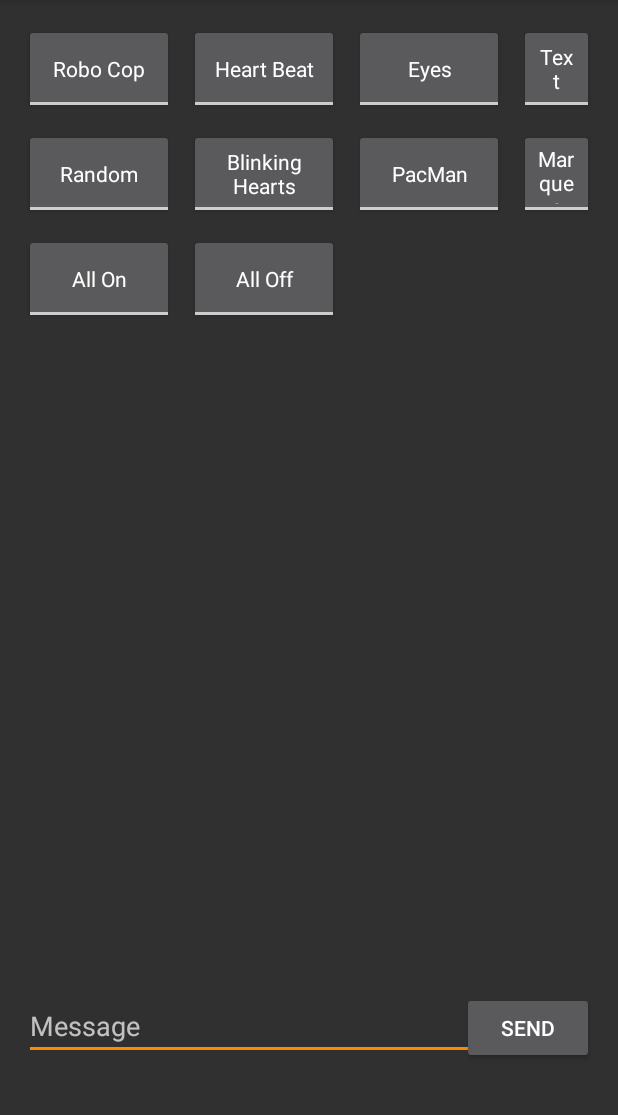
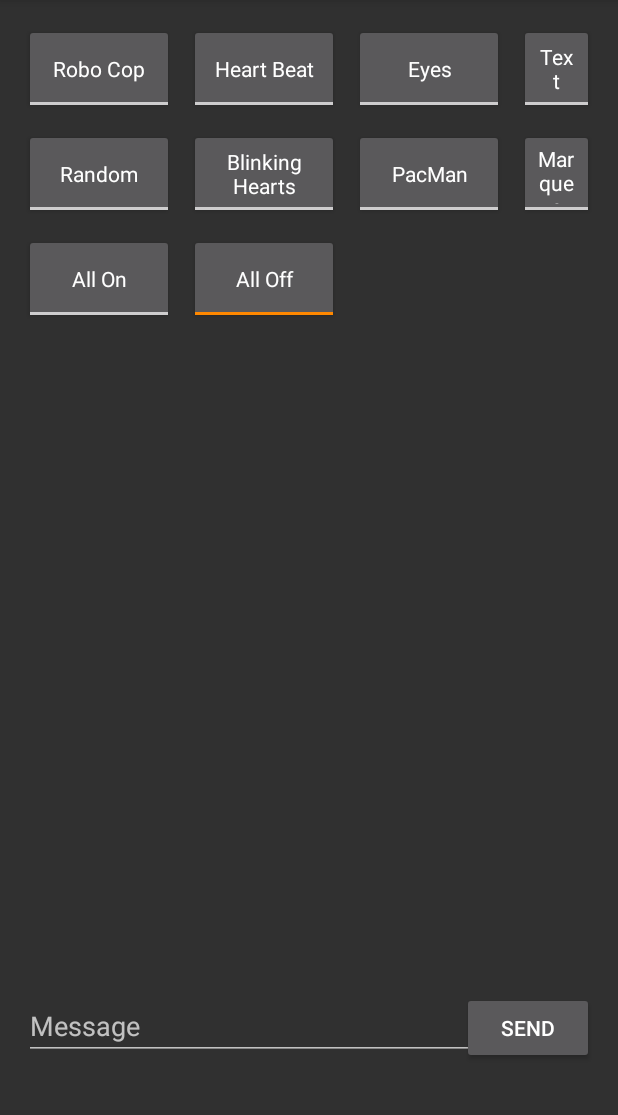
Before and after one commit to dsarmiento/DaftPunk, an Android app: the screen it shows after launch (ControllerMain), on a phone screen of 412 x 824 dp, the part 84-1199 px from its top. Run offline under Robolectric (Android 15) with nearby library versions, the phone set to English and light mode, and no system bars.

Commit message:
Added buttons to LL, and made text not focus on startup

```diff
--- a/DaftController/app/src/main/java/com/dsarmiento/daftcontroller/ControllerMain.java
+++ b/DaftController/app/src/main/java/com/dsarmiento/daftcontroller/ControllerMain.java
@@ -24,6 +24,9 @@ public class ControllerMain extends AppCompatActivity {
         final ToggleButton whiteNoise = (ToggleButton) findViewById(R.id.whiteNoise);
         final ToggleButton marqueeText = (ToggleButton) findViewById(R.id.marqueeText);
         final ToggleButton staticText = (ToggleButton) findViewById(R.id.staticText);
+        final ToggleButton pacMan = (ToggleButton) findViewById(R.id.pacMan);
+        final ToggleButton allOn = (ToggleButton) findViewById(R.id.allOn);
+        final ToggleButton allOff = (ToggleButton) findViewById(R.id.allOff);
 
         toggleButtons.add(roboCop);
         toggleButtons.add(heartBeat);
@@ -32,6 +35,9 @@ public class ControllerMain extends AppCompatActivity {
         toggleButtons.add(whiteNoise);
         toggleButtons.add(marqueeText);
         toggleButtons.add(staticText);
+        toggleButtons.add(pacMan);
+        toggleButtons.add(allOn);
+        toggleButtons.add(allOff);
 
         roboCop.setOnCheckedChangeListener(new CompoundButton.OnCheckedChangeListener() {
             public void onCheckedChanged(CompoundButton buttonView, boolean isChecked) {
@@ -88,6 +94,30 @@ public class ControllerMain extends AppCompatActivity {
                 }
             }
         });
+
+        pacMan.setOnCheckedChangeListener(new CompoundButton.OnCheckedChangeListener() {
+            public void onCheckedChanged(CompoundButton buttonView, boolean isChecked) {
+                if (isChecked) {
+                    turnOff(pacMan);
+                }
+            }
+        });
+
+        allOn.setOnCheckedChangeListener(new CompoundButton.OnCheckedChangeListener() {
+            public void onCheckedChanged(CompoundButton buttonView, boolean isChecked) {
+                if (isChecked) {
+                    turnOff(allOn);
+                }
+            }
+        });
+
+        allOff.setOnCheckedChangeListener(new CompoundButton.OnCheckedChangeListener() {
+            public void onCheckedChanged(CompoundButton buttonView, boolean isChecked) {
+                if (isChecked) {
+                    turnOff(allOff);
+                }
+            }
+        });
     }
 
     private void turnOff(ToggleButton toggle)
--- a/DaftController/app/src/main/res/layout/activity_controller_main.xml
+++ b/DaftController/app/src/main/res/layout/activity_controller_main.xml
@@ -8,6 +8,8 @@
     android:paddingLeft="@dimen/activity_horizontal_margin"
     android:paddingRight="@dimen/activity_horizontal_margin"
     android:paddingTop="@dimen/activity_vertical_margin"
+    android:descendantFocusability="beforeDescendants"
+    android:focusableInTouchMode="true"
     tools:context="com.dsarmiento.daftcontroller.ControllerMain">
 
     <ToggleButton
@@ -85,7 +87,7 @@
     <ToggleButton
         android:layout_width="100dp"
         android:layout_height="60dp"
-        android:id="@+id/toggleButton3"
+        android:id="@+id/pacMan"
         style="@style/AppTheme"
         android:layout_alignTop="@+id/marqueeText"
         android:layout_alignStart="@+id/blinkingEyes"
@@ -107,18 +109,6 @@
     <ToggleButton
         android:layout_width="100dp"
         android:layout_height="60dp"
-        android:layout_marginTop="10dp"
-        android:id="@+id/allOn"
-        style="@style/AppTheme"
-        android:layout_below="@+id/whiteNoise"
-        android:layout_alignParentStart="true"
-        android:textOff="@string/all_on"
-        android:textOn="@string/all_on"
-        android:text="@string/all_on" />
-
-    <ToggleButton
-        android:layout_width="100dp"
-        android:layout_height="60dp"
         android:id="@+id/allOff"
         android:layout_alignBottom="@+id/allOn"
         android:layout_alignTop="@+id/allOn"
@@ -126,7 +116,8 @@
         android:textOff="@string/all_off"
         android:textOn="@string/all_off"
         android:text="@string/all_off"
-        style="@style/AppTheme" />
+        style="@style/AppTheme"
+        android:checked="true" />
 
     <EditText
         android:layout_width="wrap_content"
@@ -150,4 +141,16 @@
         android:layout_alignBottom="@+id/sendMsg"
         android:layout_alignParentEnd="true" />
 
+    <ToggleButton
+        android:layout_width="100dp"
+        android:layout_height="60dp"
+        android:layout_marginTop="10dp"
+        android:id="@+id/allOn"
+        style="@style/AppTheme"
+        android:textOff="@string/all_on"
+        android:textOn="@string/all_on"
+        android:text="@string/all_on"
+        android:layout_below="@+id/whiteNoise"
+        android:layout_alignParentStart="true" />
+
 </RelativeLayout>
```
